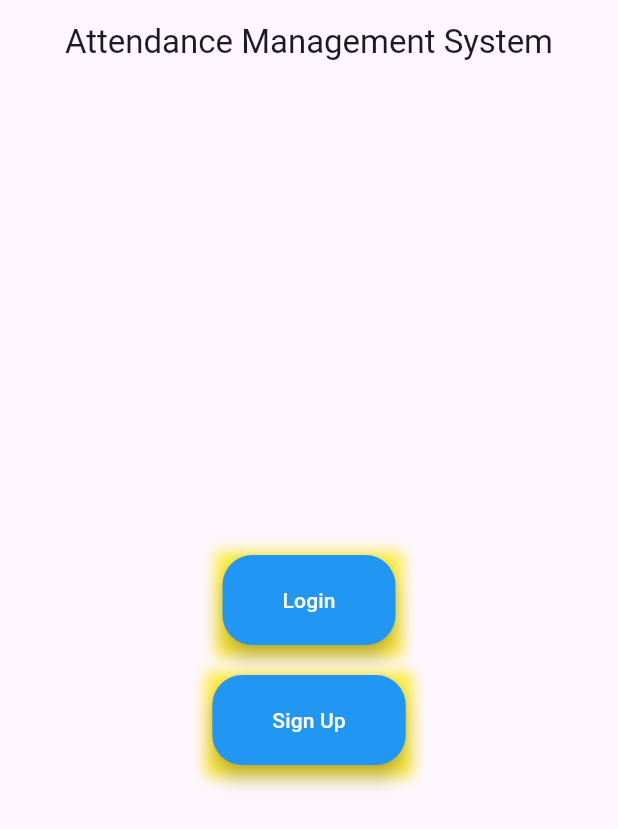
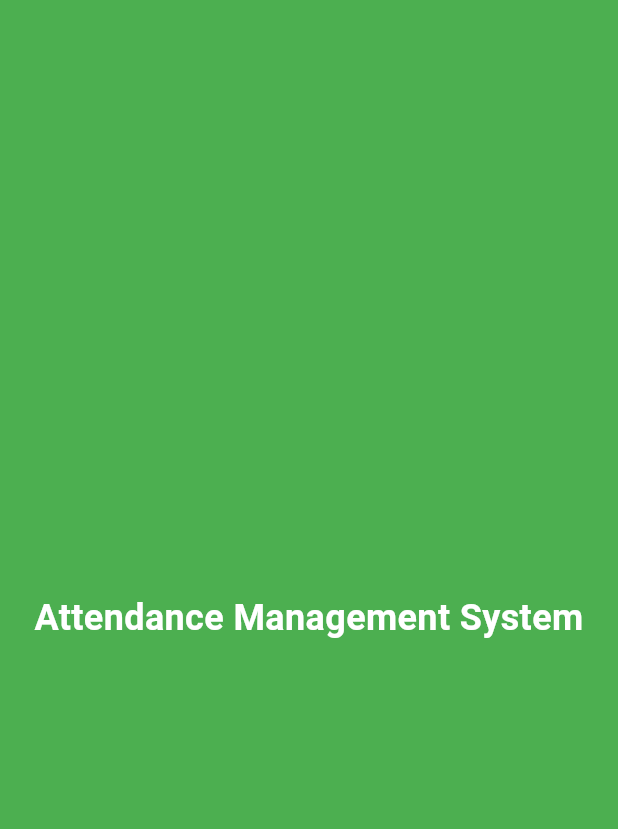
Before and after one commit to Sujin14/Attendance_Management_System, a Flutter app: the first screen one second after launch, on a phone screen of 412 x 824 dp. Shown: the top 829 px of the screen. Run offline on Flutter 3.47's test engine with Material 3 defaults, Android fonts, the phone set to English and light mode, and no system bars.

Commit message:
Update main.dart

```diff
--- a/lib/main.dart
+++ b/lib/main.dart
@@ -1,3 +1,4 @@
+import 'dart:async';
 import 'package:flutter/material.dart';
 import 'login.dart';
 import 'sign_up.dart';
@@ -14,7 +15,43 @@ class MyApp extends StatelessWidget {
       theme: ThemeData(
         primaryColor: Colors.blue, // Change app bar color to blue
       ),
-      home: MainScreen(),
+      home: SplashScreen(), // Navigate to the splash screen initially
+    );
+  }
+}
+
+class SplashScreen extends StatefulWidget {
+  @override
+  _SplashScreenState createState() => _SplashScreenState();
+}
+
+class _SplashScreenState extends State<SplashScreen> {
+  @override
+  void initState() {
+    super.initState();
+    // Redirect to the main screen after 5 seconds
+    Timer(Duration(seconds: 5), () {
+      Navigator.of(context).pushReplacement(
+        MaterialPageRoute(builder: (BuildContext context) => MainScreen()),
+      );
+    });
+  }
+
+  @override
+  Widget build(BuildContext context) {
+    return Scaffold(
+      backgroundColor: Colors.green, // Set background color to green
+      body: Center(
+        child: Text(
+          'Attendance Management System',
+          style: TextStyle(
+            fontWeight: FontWeight.bold,
+            fontSize: 24.0,
+            color: Colors.white, // Set text color to white
+          ),
+          textAlign: TextAlign.center,
+        ),
+      ),
     );
   }
 }
@@ -27,6 +64,7 @@ class MainScreen extends StatelessWidget {
         title: Text('Attendance Management System', textAlign: TextAlign.center),
         centerTitle: true,
       ),
+      backgroundColor: Colors.blue, // Set background color to blue
       body: Center(
         child: Column(
           mainAxisAlignment: MainAxisAlignment.center,
@@ -35,8 +73,8 @@ class MainScreen extends StatelessWidget {
               decoration: BoxDecoration(
                 boxShadow: [
                   BoxShadow(
-                    color: Colors.yellow.withOpacity(1), // Yellow shade with opacity
-                    spreadRadius: 5,
+                    color: Colors.green, // Set shadow color to green
+                    spreadRadius: 3,
                     blurRadius: 7,
                     offset: Offset(0, 3),
                   ),
@@ -50,13 +88,6 @@ class MainScreen extends StatelessWidget {
                   );
                 },
                 child: Text('Login'),
-                style: ElevatedButton.styleFrom(
-                  foregroundColor: Colors.white, backgroundColor: Colors.blue, elevation: 5, // Text color and button color
-                  padding: EdgeInsets.symmetric(horizontal: 40, vertical: 20),
-                  shape: RoundedRectangleBorder(
-                    borderRadius: BorderRadius.circular(20),
-                  ),
-                ),
               ),
             ),
             SizedBox(height: 20),
@@ -64,8 +95,8 @@ class MainScreen extends StatelessWidget {
               decoration: BoxDecoration(
                 boxShadow: [
                   BoxShadow(
-                    color: Colors.yellow.withOpacity(1), // Yellow shade with opacity
-                    spreadRadius: 5,
+                    color: Colors.green, // Set shadow color to green
+                    spreadRadius: 3,
                     blurRadius: 7,
                     offset: Offset(0, 3),
                   ),
@@ -79,13 +110,6 @@ class MainScreen extends StatelessWidget {
                   );
                 },
                 child: Text('Sign Up'),
-                style: ElevatedButton.styleFrom(
-                  foregroundColor: Colors.white, backgroundColor: Colors.blue, elevation: 5, // Text color and button color
-                  padding: EdgeInsets.symmetric(horizontal: 40, vertical: 20),
-                  shape: RoundedRectangleBorder(
-                    borderRadius: BorderRadius.circular(20),
-                  ),
-                ),
               ),
             ),
           ],
```
